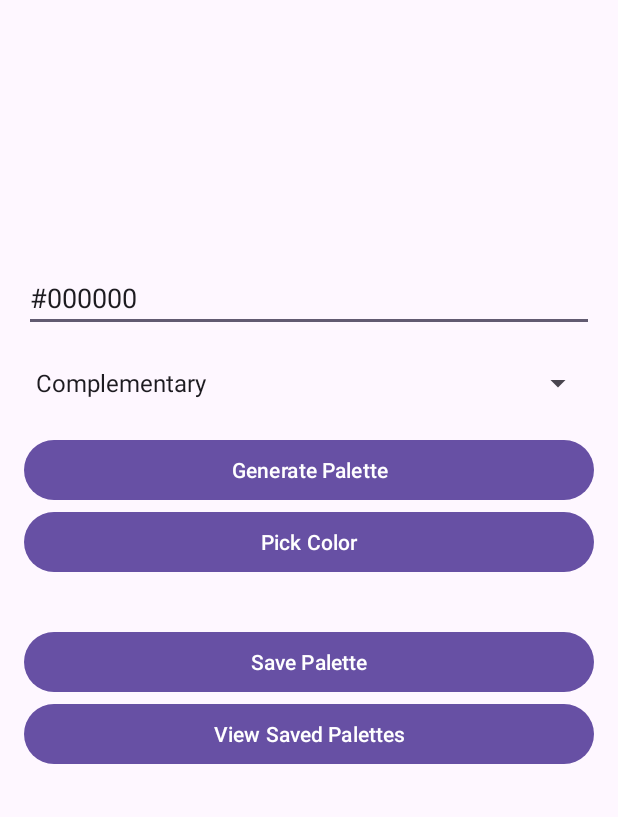
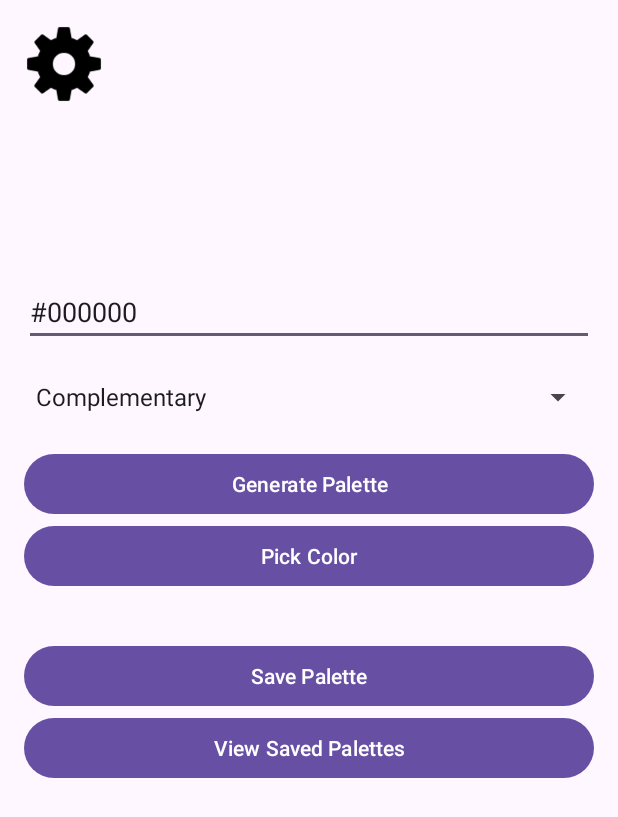
Before and after one commit to pikazibert/EMP, an Android app: the screen it shows after launch (MainActivity), on a phone screen of 412 x 824 dp. Shown: the top 817 px of the screen. Run offline under Robolectric (Android 15) with nearby library versions, the light colour scheme and no system bars; libraries missing offline, so code that uses them is left out: yuku.ambilwarna.

Commit message:
dodal settingsininfo (deleteall se ne dela)

```diff
--- a/app/build.gradle.kts
+++ b/app/build.gradle.kts
@@ -30,6 +30,7 @@ android {
     kotlinOptions {
         jvmTarget = "1.8"
     }
+    buildToolsVersion = "34.0.0"
 }
 
 dependencies {
--- a/app/src/main/AndroidManifest.xml
+++ b/app/src/main/AndroidManifest.xml
@@ -13,6 +13,9 @@
         android:theme="@style/Theme.Emp"
         tools:targetApi="31">
         <activity
+            android:name=".SettingsInfoActivity"
+            android:exported="false" />
+        <activity
             android:name=".MainActivity"
             android:exported="true">
             <intent-filter>
--- a/app/src/main/java/com/example/emp/MainActivity.kt
+++ b/app/src/main/java/com/example/emp/MainActivity.kt
@@ -25,6 +25,7 @@ class MainActivity : AppCompatActivity() {
         val colorPickerButton = findViewById<Button>(R.id.colorPickerButton)
         val savePaletteButton = findViewById<Button>(R.id.savePaletteButton)
         val viewSavedPalettesButton = findViewById<Button>(R.id.viewSavedPalettesButton)
+        val settings = findViewById<ImageButton>(R.id.settingsButton)
         val paletteContainer = findViewById<LinearLayout>(R.id.paletteContainer)
         val historyContainer = findViewById<LinearLayout>(R.id.historyContainer)  // This is the container for history
 
@@ -78,6 +79,11 @@ class MainActivity : AppCompatActivity() {
             val intent = Intent(this, SavedPalettesActivity::class.java)
             startActivity(intent)
         }
+        settings.setOnClickListener {
+            val intent = Intent(this, SettingsInfoActivity::class.java)
+            startActivity(intent)
+        }
+
 
         // Display the history of selected colors
         displayColorHistory(historyContainer)
--- a/app/src/main/res/layout/activity_main.xml
+++ b/app/src/main/res/layout/activity_main.xml
@@ -5,12 +5,21 @@
     android:orientation="vertical"
     android:padding="16dp">
 
+    <ImageButton
+        android:id="@+id/settingsButton"
+        android:layout_width="53dp"
+        android:layout_height="53dp"
+        android:layout_marginBottom="16dp"
+        android:background="@android:color/transparent"
+        android:src="@drawable/settings"
+        android:scaleType="fitCenter"/>
+
     <EditText
         android:id="@+id/colorInput"
         android:layout_width="match_parent"
         android:layout_height="wrap_content"
         android:hint="Enter HEX color"
-        android:layout_marginTop="160dp"/>
+        android:layout_marginTop="100dp"/>
 
     <Spinner
         android:id="@+id/schemeSpinner"
--- a/gradle/libs.versions.toml
+++ b/gradle/libs.versions.toml
@@ -1,5 +1,5 @@
 [versions]
-agp = "8.7.2"
+agp = "8.7.3"
 kotlin = "1.9.0"
 coreKtx = "1.10.1"
 junit = "4.13.2"
```
Also changed, not shown: app/src/main/java/com/example/emp/SettingsInfoActivity.kt (added, +22 -0 lines), app/src/main/res/layout/activity_settings_info.xml (added, +48 -0 lines), app/src/main/res/drawable-night/settings.png (added), app/src/main/res/drawable/settings.png (added), app/src/main/settings-playstore.png (added), app/src/main/settings_mini-playstore.png (added).
